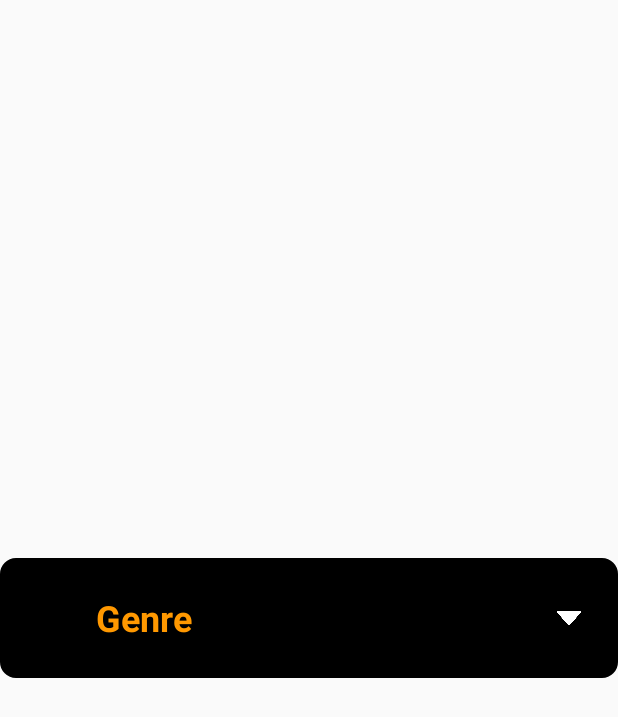
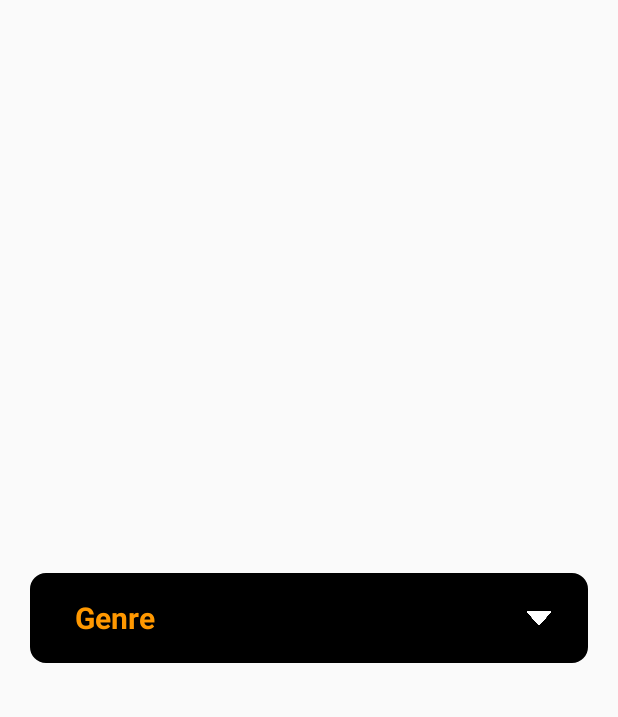
Before and after one commit to minhducgithub/duan, an Android app: the layout list_item_genre_attendance.xml on its own in the app's theme, with its tools: preview values and no code run, on a phone screen of 412 x 824 dp. Shown: the top 717 px of the screen. Run offline under Robolectric (Android 15) with nearby library versions, the phone set to English and light mode, and no system bars.

Commit message:
Duan fixed 30/10

```diff
--- a/app/src/main/java/com/example/mrrs/schoolhelper/InfoActivity.java
+++ b/app/src/main/java/com/example/mrrs/schoolhelper/InfoActivity.java
@@ -91,7 +91,7 @@ public class InfoActivity extends AppCompatActivity {
             @Override
             public void onFailure(Call<List<Student>> call, Throwable t) {
                 if (t instanceof IOException) {
-                    Toast.makeText(InfoActivity.this, "this is an actual network failure!"+"\n", Toast.LENGTH_SHORT).show();
+                    Toast.makeText(InfoActivity.this, "this is an actual network failure!", Toast.LENGTH_SHORT).show();
                     // logging probably not necessary
                     Intent numbersIntent = new Intent(InfoActivity.this, HomeActivity.class);
                     startActivity(numbersIntent);
--- a/app/src/main/java/com/example/mrrs/schoolhelper/LoginActivity.java
+++ b/app/src/main/java/com/example/mrrs/schoolhelper/LoginActivity.java
@@ -84,7 +84,7 @@ public class LoginActivity extends AppCompatActivity implements View.OnClickList
                         @Override
                         public void onFailure(Call<List<Login>> call, Throwable t) {
                             if (t instanceof IOException) {
-                                Toast.makeText(LoginActivity.this, "this is an actual network failure!"+"\n", Toast.LENGTH_SHORT).show();
+                                Toast.makeText(LoginActivity.this, "this is an actual network failure!", Toast.LENGTH_SHORT).show();
                                 // logging probably not necessary
                             } else {
                                 Toast.makeText(LoginActivity.this, "The account or password is incorrect!", Toast.LENGTH_SHORT).show();
--- a/app/src/main/java/com/example/mrrs/schoolhelper/service/APIConnect.java
+++ b/app/src/main/java/com/example/mrrs/schoolhelper/service/APIConnect.java
@@ -1,7 +1,7 @@
 package com.example.mrrs.schoolhelper.service;
 
 public class APIConnect {
-    public static final String IP = "192.168.1.8";
+    public static final String IP = "10.200.202.169";
     public static final String HOST_URL = "http://"+IP+"/SchoolHelper/Server/";
     public static final String URL_FEEDBACK = HOST_URL+"feedback.php";
     public static final String URL_FORGOT= HOST_URL+"resetpassword.php";
--- a/app/src/main/res/layout/activity_attendance.xml
+++ b/app/src/main/res/layout/activity_attendance.xml
@@ -16,12 +16,16 @@
         app:titleTextColor="@color/black"/>
     <LinearLayout
         android:orientation="vertical"
+        android:layout_marginLeft="10dp"
+        android:layout_marginRight="10dp"
         android:layout_width="match_parent"
         android:layout_height="wrap_content"></LinearLayout>
 
     <android.support.v7.widget.RecyclerView
         android:id="@+id/attendance_recycler_view"
         android:layout_width="match_parent"
+        android:layout_marginLeft="20dp"
+        android:layout_marginRight="20dp"
         android:layout_height="match_parent">
     </android.support.v7.widget.RecyclerView>
 </LinearLayout>
--- a/app/src/main/res/layout/activity_info.xml
+++ b/app/src/main/res/layout/activity_info.xml
@@ -35,6 +35,7 @@
                 android:layout_width="match_parent"
                 android:layout_height="0dp"
                 android:layout_weight="3"
+                android:layout_marginTop="10dp"
                 android:src="@drawable/user_default" />
             <TextView
                 android:id="@+id/service_user_name"
--- a/app/src/main/res/layout/list_item_genre_attendance.xml
+++ b/app/src/main/res/layout/list_item_genre_attendance.xml
@@ -5,23 +5,17 @@
     android:layout_gravity="center_vertical"
     android:layout_marginBottom="8dp"
     android:layout_marginTop="8dp"
+    android:layout_marginRight="20dp"
+    android:layout_marginLeft="20dp"
     android:background="@drawable/custom_btn"
     android:orientation="horizontal">
-
-    <ImageView
-        android:id="@+id/attendance_list_item_genre_icon"
-        android:layout_width="20dp"
-        android:layout_height="20dp"
-        android:layout_marginLeft="@dimen/horizontal_margin"
-        android:layout_marginRight="@dimen/horizontal_margin"
-        android:src="@drawable/ic_service" />
 
     <TextView
         android:id="@+id/attendance_list_item_genre_name"
         android:layout_width="0dp"
         android:layout_height="wrap_content"
         android:layout_gravity="center_vertical"
-        android:layout_marginLeft="4dp"
+        android:layout_marginLeft="30dp"
         android:layout_weight="1"
         android:maxLength="10"
         android:text="Genre"
@@ -37,4 +31,5 @@
         android:layout_marginRight="@dimen/horizontal_margin"
         android:src="@drawable/ic_arrow"
         android:tint="@color/white" />
+
 </LinearLayout>
--- a/app/src/main/res/values/dimens.xml
+++ b/app/src/main/res/values/dimens.xml
@@ -64,8 +64,8 @@
     <dimen name="attendance_padding_txt_list_parent">16dp</dimen>
     <dimen name="cardview_txtSize_lbl">30sp</dimen>
     <dimen name="card_view_item_height">60dp</dimen>
-    <dimen name="attendance_list_item_height">80dp</dimen>
+    <dimen name="attendance_list_item_height">60dp</dimen>
     <dimen name="attendance_list_item_marginLeft_txt">20dp</dimen>
     <dimen name="horizontal_margin">20dp</dimen>
-    <dimen name="attendance_list_item_txtSize">24sp</dimen>
+    <dimen name="attendance_list_item_txtSize">20sp</dimen>
 </resources>
```
Also changed, not shown: app/src/main/AndroidManifest.xml (+8 -6 lines), app/src/main/java/com/example/mrrs/schoolhelper/ServiceActivity.java (+39 -41 lines), app/src/main/java/com/example/mrrs/schoolhelper/welcome/WelcomeActivity.java (+6 -6 lines), app/src/main/res/values/strings.xml (+13 -13 lines).
